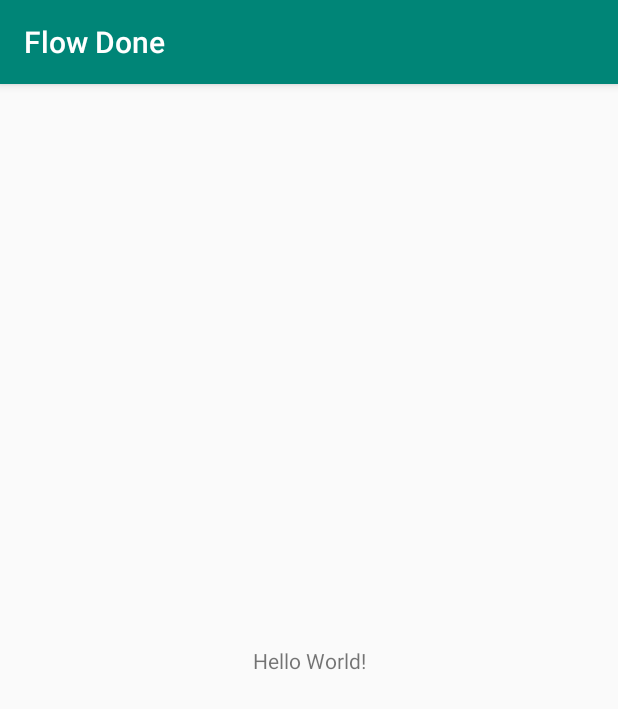
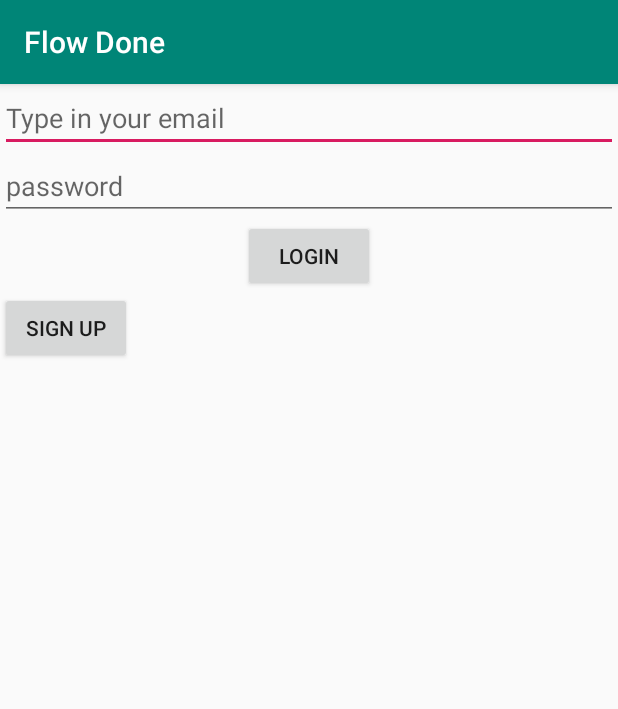
Before and after one commit to jamil-zaitouny/FlowDone, an Android app: the screen it shows after launch (MainActivity), on a phone screen of 412 x 824 dp. Shown: the top 709 px of the screen. Run offline under Robolectric (Android 15) with nearby library versions, the phone set to English and light mode, and no system bars.

Commit message:
designing the login view

```diff
--- a/app/src/main/res/layout/activity_main.xml
+++ b/app/src/main/res/layout/activity_main.xml
@@ -1,18 +1,38 @@
 <?xml version="1.0" encoding="utf-8"?>
-<androidx.constraintlayout.widget.ConstraintLayout xmlns:android="http://schemas.android.com/apk/res/android"
+<LinearLayout xmlns:android="http://schemas.android.com/apk/res/android"
     xmlns:app="http://schemas.android.com/apk/res-auto"
     xmlns:tools="http://schemas.android.com/tools"
     android:layout_width="match_parent"
     android:layout_height="match_parent"
-    tools:context=".MainActivity">
+    android:orientation="vertical"
+    tools:context=".MainActivity"
+    android:layout_gravity="center">
 
-    <TextView
+    <EditText
+        android:layout_width="match_parent"
+        android:layout_height="wrap_content"
+        android:id="@+id/loginText"
+        android:hint="@string/loginText"
+        android:layout_gravity="center"/>
+    <EditText
+        android:layout_width="match_parent"
+        android:layout_height="wrap_content"
+        android:id="@+id/passwordText"
+        android:hint="@string/enterPassword"
+        android:layout_gravity="center"
+        android:inputType="textPassword"/>
+    <Button
         android:layout_width="wrap_content"
         android:layout_height="wrap_content"
-        android:text="Hello World!"
-        app:layout_constraintBottom_toBottomOf="parent"
-        app:layout_constraintLeft_toLeftOf="parent"
-        app:layout_constraintRight_toRightOf="parent"
-        app:layout_constraintTop_toTopOf="parent" />
+        android:id="@+id/loginButton"
+        android:text="@string/loginButton"
+        android:layout_gravity="center"
+        />
+    <Button
+        android:id="@+id/signUp"
+        android:text="@string/signUp"
+        android:layout_width="wrap_content"
+        android:layout_height="wrap_content"
+        android:layout_gravity="bottom" />
 
-</androidx.constraintlayout.widget.ConstraintLayout>
+</LinearLayout>
--- a/app/src/main/res/values/strings.xml
+++ b/app/src/main/res/values/strings.xml
@@ -1,3 +1,7 @@
 <resources>
     <string name="app_name">Flow Done</string>
+    <string name="loginText">Type in your email</string>
+    <string name="enterPassword">password</string>
+    <string name="loginButton">Login</string>
+    <string name="signUp">sign up</string>
 </resources>
```
